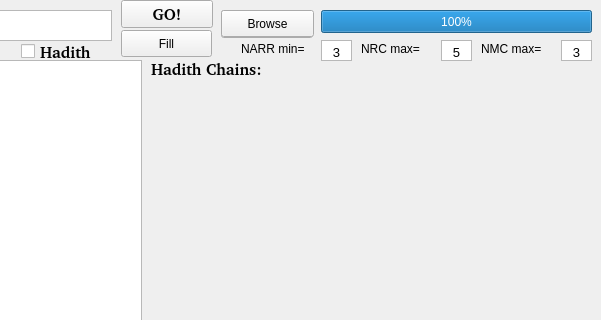
The window that ATSarf/src/gui/mainwindow.ui (codelogicanalysis/atmine) describes before a commit, drawn with Qt 5; both pictures show x 399 to 1000 and y 0 to 320 of the 1000 by 650 pixel window.
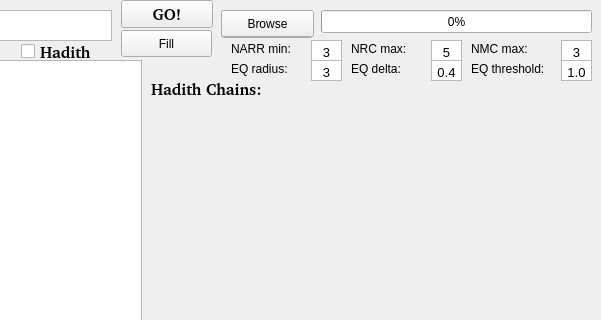
The same window after the commit. Icons and pictures are not drawn.

Diff of the .ui file:
```diff
--- a/ATSarf/src/gui/mainwindow.ui
+++ b/ATSarf/src/gui/mainwindow.ui
@@ -172,9 +172,9 @@
     <property name="geometry">
      <rect>
       <x>550</x>
-      <y>60</y>
+      <y>80</y>
       <width>441</width>
-      <height>391</height>
+      <height>371</height>
      </rect>
     </property>
     <property name="sizePolicy">
@@ -234,7 +234,7 @@
     <property name="geometry">
      <rect>
       <x>550</x>
-      <y>60</y>
+      <y>80</y>
       <width>121</width>
       <height>18</height>
      </rect>
@@ -261,7 +261,7 @@
      </rect>
     </property>
     <property name="value">
-     <number>100</number>
+     <number>0</number>
     </property>
    </widget>
    <widget class="QPushButton" name="exit">
@@ -353,7 +353,7 @@
    <widget class="QTextEdit" name="NRC">
     <property name="geometry">
      <rect>
-      <x>840</x>
+      <x>830</x>
       <y>40</y>
       <width>31</width>
       <height>21</height>
@@ -379,7 +379,7 @@
    <widget class="QTextEdit" name="NARRATOR">
     <property name="geometry">
      <rect>
-      <x>720</x>
+      <x>710</x>
       <y>40</y>
       <width>31</width>
       <height>21</height>
@@ -408,40 +408,160 @@
    <widget class="QLabel" name="label_4">
     <property name="geometry">
      <rect>
-      <x>640</x>
+      <x>630</x>
       <y>40</y>
-      <width>81</width>
+      <width>71</width>
       <height>17</height>
      </rect>
     </property>
     <property name="text">
-     <string>NARR min=</string>
+     <string>NARR min:</string>
     </property>
    </widget>
    <widget class="QLabel" name="label_5">
     <property name="geometry">
      <rect>
-      <x>760</x>
+      <x>750</x>
       <y>40</y>
-      <width>81</width>
+      <width>71</width>
       <height>17</height>
      </rect>
     </property>
     <property name="text">
-     <string>NRC max=</string>
+     <string>NRC max:</string>
     </property>
    </widget>
    <widget class="QLabel" name="label_7">
     <property name="geometry">
      <rect>
-      <x>880</x>
+      <x>870</x>
       <y>40</y>
-      <width>81</width>
+      <width>71</width>
       <height>17</height>
      </rect>
     </property>
     <property name="text">
-     <string>NMC max=</string>
+     <string>NMC max:</string>
+    </property>
+   </widget>
+   <widget class="QLabel" name="label_8">
+    <property name="geometry">
+     <rect>
+      <x>630</x>
+      <y>60</y>
+      <width>71</width>
+      <height>17</height>
+     </rect>
+    </property>
+    <property name="text">
+     <string>EQ radius:</string>
+    </property>
+   </widget>
+   <widget class="QTextEdit" name="EQ_delta">
+    <property name="geometry">
+     <rect>
+      <x>830</x>
+      <y>60</y>
+      <width>31</width>
+      <height>21</height>
+     </rect>
+    </property>
+    <property name="inputMethodHints">
+     <set>Qt::ImhDigitsOnly</set>
+    </property>
+    <property name="verticalScrollBarPolicy">
+     <enum>Qt::ScrollBarAlwaysOff</enum>
+    </property>
+    <property name="horizontalScrollBarPolicy">
+     <enum>Qt::ScrollBarAlwaysOff</enum>
+    </property>
+    <property name="html">
+     <string>&lt;!DOCTYPE HTML PUBLIC &quot;-//W3C//DTD HTML 4.0//EN&quot; &quot;http://www.w3.org/TR/REC-html40/strict.dtd&quot;&gt;
+&lt;html&gt;&lt;head&gt;&lt;meta name=&quot;qrichtext&quot; content=&quot;1&quot; /&gt;&lt;style type=&quot;text/css&quot;&gt;
+p, li { white-space: pre-wrap; }
+&lt;/style&gt;&lt;/head&gt;&lt;body style=&quot; font-family:'Sans'; font-size:10pt; font-weight:400; font-style:normal;&quot;&gt;
+&lt;p align=&quot;center&quot; style=&quot; margin-top:0px; margin-bottom:0px; margin-left:0px; margin-right:0px; -qt-block-indent:0; text-indent:0px;&quot;&gt;0.4&lt;/p&gt;&lt;/body&gt;&lt;/html&gt;</string>
+    </property>
+   </widget>
+   <widget class="QLabel" name="label_9">
+    <property name="geometry">
+     <rect>
+      <x>870</x>
+      <y>60</y>
+      <width>91</width>
+      <height>17</height>
+     </rect>
+    </property>
+    <property name="text">
+     <string>EQ threshold:</string>
+    </property>
+   </widget>
+   <widget class="QTextEdit" name="EQ_radius">
+    <property name="geometry">
+     <rect>
+      <x>710</x>
+      <y>60</y>
+      <width>31</width>
+      <height>21</height>
+     </rect>
+    </property>
+    <property name="inputMethodHints">
+     <set>Qt::ImhDigitsOnly</set>
+    </property>
+    <property name="frameShape">
+     <enum>QFrame::StyledPanel</enum>
+    </property>
+    <property name="verticalScrollBarPolicy">
+     <enum>Qt::ScrollBarAlwaysOff</enum>
+    </property>
+    <property name="horizontalScrollBarPolicy">
+     <enum>Qt::ScrollBarAlwaysOff</enum>
+    </property>
+    <property name="html">
+     <string>&lt;!DOCTYPE HTML PUBLIC &quot;-//W3C//DTD HTML 4.0//EN&quot; &quot;http://www.w3.org/TR/REC-html40/strict.dtd&quot;&gt;
+&lt;html&gt;&lt;head&gt;&lt;meta name=&quot;qrichtext&quot; content=&quot;1&quot; /&gt;&lt;style type=&quot;text/css&quot;&gt;
+p, li { white-space: pre-wrap; }
+&lt;/style&gt;&lt;/head&gt;&lt;body style=&quot; font-family:'Sans'; font-size:10pt; font-weight:400; font-style:normal;&quot;&gt;
+&lt;p align=&quot;center&quot; style=&quot; margin-top:0px; margin-bottom:0px; margin-left:0px; margin-right:0px; -qt-block-indent:0; text-indent:0px;&quot;&gt;3&lt;/p&gt;&lt;/body&gt;&lt;/html&gt;</string>
+    </property>
+   </widget>
+   <widget class="QTextEdit" name="EQ_threshold">
+    <property name="geometry">
+     <rect>
+      <x>960</x>
+      <y>60</y>
+      <width>31</width>
+      <height>21</height>
+     </rect>
+    </property>
+    <property name="inputMethodHints">
+     <set>Qt::ImhDigitsOnly</set>
+    </property>
+    <property name="verticalScrollBarPolicy">
+     <enum>Qt::ScrollBarAlwaysOff</enum>
+    </property>
+    <property name="horizontalScrollBarPolicy">
+     <enum>Qt::ScrollBarAlwaysOff</enum>
+    </property>
+    <property name="html">
+     <string>&lt;!DOCTYPE HTML PUBLIC &quot;-//W3C//DTD HTML 4.0//EN&quot; &quot;http://www.w3.org/TR/REC-html40/strict.dtd&quot;&gt;
+&lt;html&gt;&lt;head&gt;&lt;meta name=&quot;qrichtext&quot; content=&quot;1&quot; /&gt;&lt;style type=&quot;text/css&quot;&gt;
+p, li { white-space: pre-wrap; }
+&lt;/style&gt;&lt;/head&gt;&lt;body style=&quot; font-family:'Sans'; font-size:10pt; font-weight:400; font-style:normal;&quot;&gt;
+&lt;p align=&quot;center&quot; style=&quot; margin-top:0px; margin-bottom:0px; margin-left:0px; margin-right:0px; -qt-block-indent:0; text-indent:0px;&quot;&gt;1.0&lt;/p&gt;&lt;/body&gt;&lt;/html&gt;</string>
+    </property>
+   </widget>
+   <widget class="QLabel" name="label_10">
+    <property name="geometry">
+     <rect>
+      <x>750</x>
+      <y>60</y>
+      <width>71</width>
+      <height>17</height>
+     </rect>
+    </property>
+    <property name="text">
+     <string>EQ delta:</string>
     </property>
    </widget>
   </widget>
```
